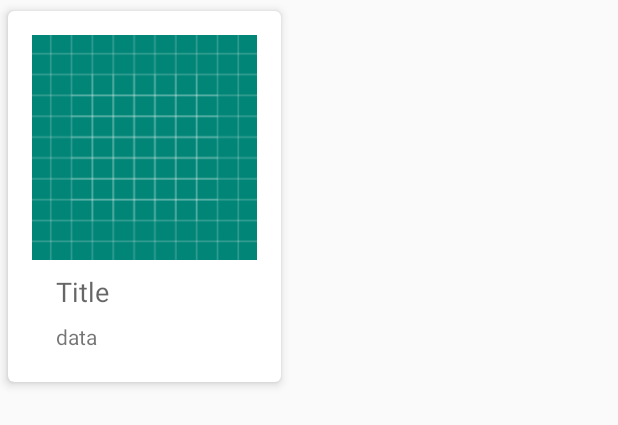
After one commit to patrmus054/FotoFiltry, an Android app: the layout item_list.xml on its own in the app's theme, with its tools: preview values and no code run, on a phone screen of 412 x 824 dp. The commit adds this screen. Shown: the top 425 px of the screen. Run offline under Robolectric (Android 15) with nearby library versions, the phone set to English and light mode, and no system bars.

Commit message:
some collidation error

```diff
--- a/app/src/main/AndroidManifest.xml
+++ b/app/src/main/AndroidManifest.xml
@@ -9,7 +9,7 @@
         android:roundIcon="@mipmap/ic_launcher_round"
         android:supportsRtl="true"
         android:theme="@style/AppTheme">
-        <activity android:name=".MainActivity">
+        <activity android:name=".ui.Home.HomeActivity">
             <intent-filter>
                 <action android:name="android.intent.action.MAIN" />
 
--- /dev/null
+++ b/app/src/main/java/com/example/fotofiltry/data/Filter.kt
@@ -0,0 +1,3 @@
+package com.example.fotofiltry.data
+
+enum class Filter {NONE,FILTERNAME1, FILTERNAME2, FILTERNAME3}
--- a/app/src/main/java/com/example/fotofiltry/MainActivity.kt
+++ b/app/src/main/java/com/example/fotofiltry/ui/Home/HomeActivity.kt
@@ -1,10 +1,10 @@
-package com.example.fotofiltry
+package com.example.fotofiltry.ui.Home
 
 import androidx.appcompat.app.AppCompatActivity
 import android.os.Bundle
 import com.example.fotofiltry.R
 
-class MainActivity : AppCompatActivity() {
+class HomeActivity : AppCompatActivity() {
 
     override fun onCreate(savedInstanceState: Bundle?) {
         super.onCreate(savedInstanceState)
--- a/app/src/main/res/layout/activity_main.xml
+++ b/app/src/main/res/layout/activity_main.xml
@@ -4,7 +4,7 @@
     xmlns:tools="http://schemas.android.com/tools"
     android:layout_width="match_parent"
     android:layout_height="match_parent"
-    tools:context=".MainActivity">
+    tools:context=".ui.Home.HomeActivity">
 
     <TextView
         android:layout_width="wrap_content"
--- /dev/null
+++ b/app/src/main/res/layout/item_list.xml
@@ -0,0 +1,71 @@
+<?xml version="1.0" encoding="utf-8"?>
+<layout xmlns:android="http://schemas.android.com/apk/res/android"
+    xmlns:app="http://schemas.android.com/apk/res-auto"
+    xmlns:tools="http://schemas.android.com/tools">
+
+    <data>
+        <import type="android.view.View"/>
+
+        <variable
+            name="PhotoModel"
+            type="com.example.fotofiltry.data.PhotoModel"/>
+        <variable
+            name="listener"
+            type="com.example.fotofiltry.ui.Home.HomeItemAdapter.HomeListener"
+            />
+    </data>
+
+    <androidx.cardview.widget.CardView
+        android:layout_width="wrap_content"
+        android:layout_height="wrap_content"
+        app:cardCornerRadius="4dp"
+        app:cardElevation="4dp"
+        app:cardUseCompatPadding="true"
+        app:contentPadding="16dp">
+
+        <androidx.constraintlayout.widget.ConstraintLayout
+            android:layout_width="wrap_content"
+            android:layout_height="wrap_content"
+            android:onClick="@{() -> listener.onItemSelected(PhotoModel)}"
+            >
+
+            <ImageView
+                android:id="@+id/imageView"
+                android:layout_width="150dp"
+                android:layout_height="150dp"
+                app:layout_constraintBottom_toBottomOf="parent"
+                app:layout_constraintStart_toStartOf="parent"
+                android:src="@drawable/ic_launcher_background"
+                android:layout_marginBottom="65dp"/>
+
+
+
+            <TextView
+                android:id="@+id/tv_title"
+                android:layout_width="wrap_content"
+                android:layout_height="wrap_content"
+                android:layout_marginStart="16dp"
+                android:layout_marginLeft="16dp"
+                android:layout_marginTop="4dp"
+                android:text="Title"
+                android:textAppearance="@style/TextAppearance.AppCompat.Medium"
+                app:layout_constraintBottom_toTopOf="@id/tv_data"
+                app:layout_constraintStart_toStartOf="parent"
+                app:layout_constraintTop_toBottomOf="@+id/imageView" />
+
+            <TextView
+                android:id="@+id/tv_data"
+                android:layout_width="wrap_content"
+                android:layout_height="wrap_content"
+                android:layout_marginStart="16dp"
+                android:layout_marginLeft="16dp"
+                android:layout_marginTop="4dp"
+                android:text="data"
+                app:layout_constraintBottom_toBottomOf="parent"
+                app:layout_constraintStart_toStartOf="parent"
+                app:layout_constraintTop_toBottomOf="@+id/tv_title" />
+        </androidx.constraintlayout.widget.ConstraintLayout>
+
+
+    </androidx.cardview.widget.CardView>
+</layout>
```
Also changed, not shown: app/build.gradle (+23 -5 lines), app/src/main/java/com/example/fotofiltry/data/PhotoModel.kt (added, +8 -0 lines), app/src/main/java/com/example/fotofiltry/ui/Home/HomeItemAdapter.kt (added, +70 -0 lines), build.gradle (+7 -3 lines), gradle/wrapper/gradle-wrapper.properties.
